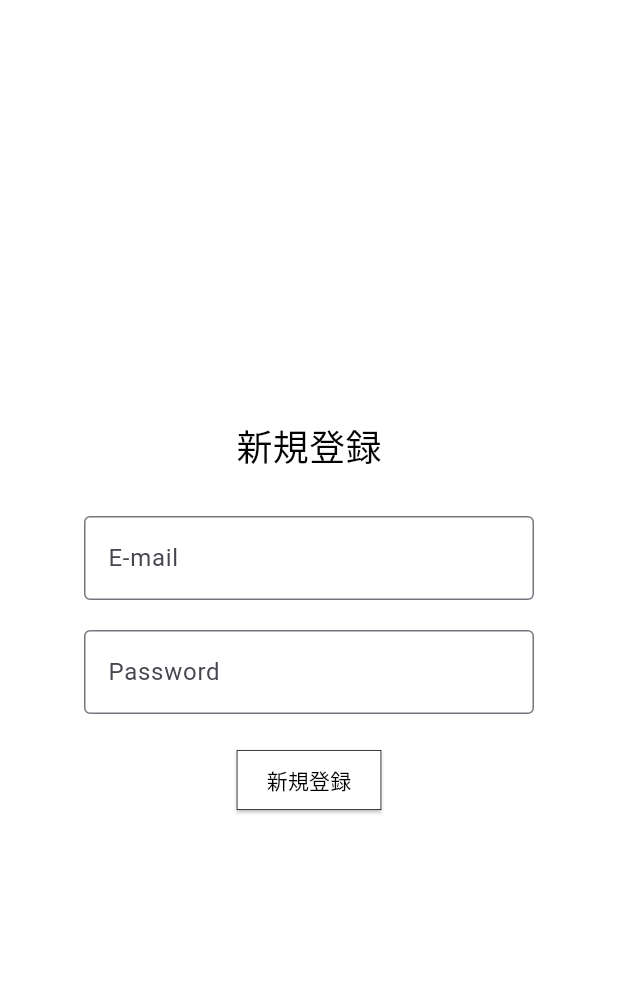
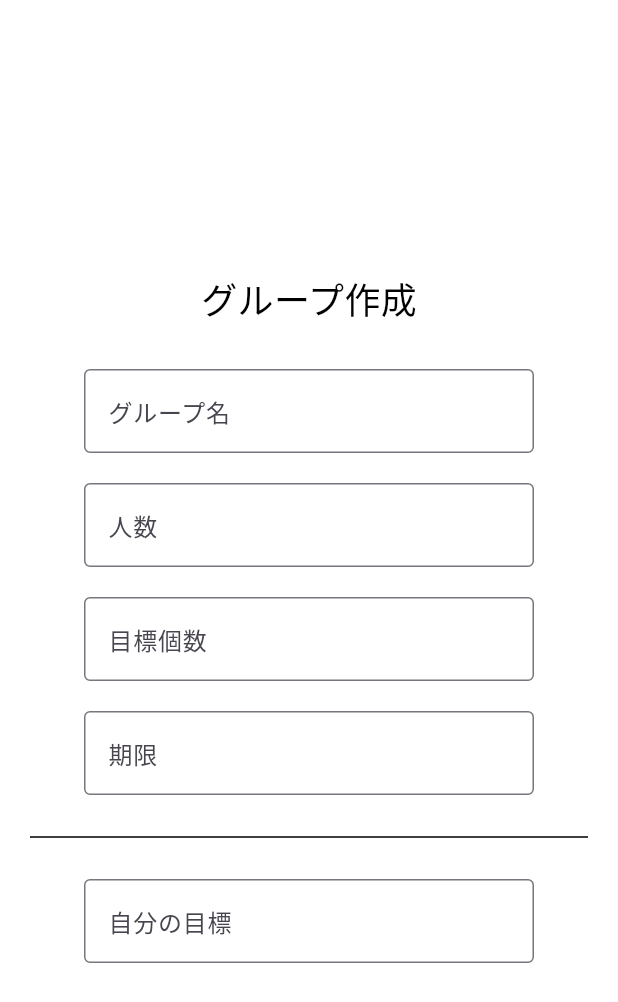
Before and after one commit to Tech-c2024/chat, a Flutter app: the SignUpPage widget shown alone on an empty page, opened directly, after a tap on "新規登録", on a phone screen of 412 x 824 dp. Shown: the top 1002 px of the screen. Run offline on Flutter 3.47's test engine with Material 3 defaults, Android fonts, the phone set to English and light mode, and no system bars.

Commit message:
Update group_create_page.dart

```diff
--- a/lib/group_create_page.dart
+++ b/lib/group_create_page.dart
@@ -0,0 +1,38 @@
+import 'package:flutter/material.dart';
+
+import 'custom_pagelayout.dart';
+import 'custom_textformfield.dart';
+
+class GroupCreatePage extends StatelessWidget {
+  @override
+  Widget build(BuildContext context) {
+    return CustomPage(
+      children: [
+        Text(
+          'グループ作成',
+          style: TextStyle(
+            fontSize: 24,
+            color: Colors.black,
+          ),
+        ),
+        SizedBox(height: 30),
+        CustomTextFormField(labelText: 'グループ名'),
+        SizedBox(height: 20),
+        CustomTextFormField(labelText: '人数'),
+        SizedBox(height: 20),
+        CustomTextFormField(labelText: '目標個数'),
+        SizedBox(height: 20),
+        CustomTextFormField(labelText: '期限'),
+        SizedBox(height: 20),
+        Divider(
+          color: Colors.black,
+          thickness: 1,
+          indent: 20,
+          endIndent: 20,
+        ),
+        SizedBox(height: 20),
+        CustomTextFormField(labelText: '自分の目標'),
+      ],
+    );
+  }
+}
--- a/lib/signup_page.dart
+++ b/lib/signup_page.dart
@@ -3,6 +3,7 @@ import 'package:flutter/material.dart';
 import 'custom_button.dart';
 import 'custom_pagelayout.dart';
 import 'custom_textformfield.dart';
+import 'group_create_page.dart';
 
 class SignUpPage extends StatelessWidget {
   @override
@@ -24,7 +25,10 @@ class SignUpPage extends StatelessWidget {
         CustomElevatedButton(
             text: '新規登録',
             onPressed: () {
-              print('新規登録ボタンが押されました');
+              Navigator.push(
+                context,
+                MaterialPageRoute(builder: (context) => GroupCreatePage()),
+              );
             })
       ],
     );
```
